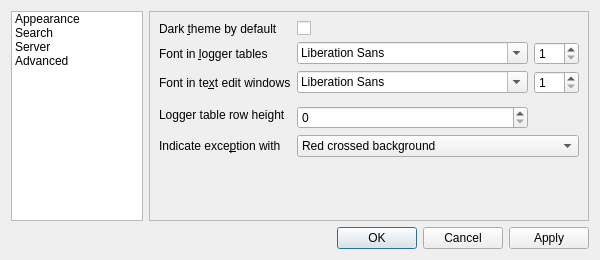
Above: cutelog/resources/ui/settings_dialog.ui from busimus/cutelog before the change. Below: the same form after it.
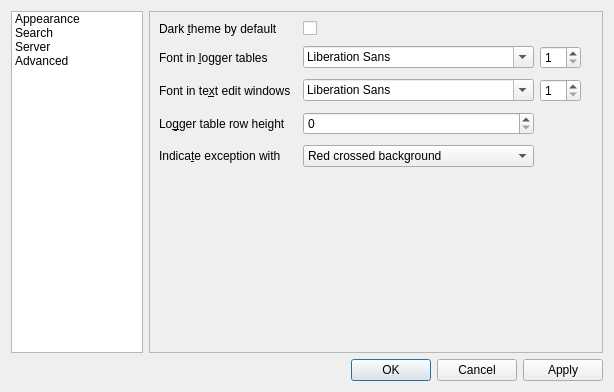
That is the form after the change.

Commit message: Header presets, custom columns, other stuff

What changed in the file:
```diff
--- a/cutelog/resources/ui/settings_dialog.ui
+++ b/cutelog/resources/ui/settings_dialog.ui
@@ -6,8 +6,8 @@
    <rect>
     <x>0</x>
     <y>0</y>
-    <width>600</width>
-    <height>260</height>
+    <width>614</width>
+    <height>392</height>
    </rect>
   </property>
   <property name="windowTitle">
@@ -73,53 +73,40 @@
      </property>
      <widget class="QWidget" name="pageAppearance">
       <layout class="QGridLayout" name="gridLayout">
-       <item row="2" column="4" colspan="2">
-        <widget class="QSpinBox" name="loggerTableFontSize">
+       <property name="verticalSpacing">
+        <number>10</number>
+       </property>
+       <item row="5" column="0">
+        <widget class="QLabel" name="label_4">
+         <property name="text">
+          <string>Lo&amp;gger table row height</string>
+         </property>
+         <property name="buddy">
+          <cstring>loggerTableRowHeight</cstring>
+         </property>
+        </widget>
+       </item>
+       <item row="2" column="2">
+        <widget class="QFontComboBox" name="loggerTableFont">
          <property name="sizePolicy">
           <sizepolicy hsizetype="Expanding" vsizetype="Fixed">
-           <horstretch>1</horstretch>
+           <horstretch>5</horstretch>
            <verstretch>0</verstretch>
           </sizepolicy>
          </property>
-         <property name="minimum">
-          <number>1</number>
-         </property>
         </widget>
        </item>
-       <item row="4" column="0" colspan="3">
-        <widget class="QLabel" name="label_10">
-         <property name="text">
-          <string>Font in te&amp;xt edit windows</string>
-         </property>
-         <property name="buddy">
-          <cstring>textViewFont</cstring>
-         </property>
-        </widget>
-       </item>
-       <item row="8" column="0" colspan="6">
-        <spacer name="verticalSpacer">
-         <property name="orientation">
-          <enum>Qt::Vertical</enum>
-         </property>
-         <property name="sizeHint" stdset="0">
-          <size>
-           <width>0</width>
-           <height>0</height>
-          </size>
-         </property>
-        </spacer>
-       </item>
-       <item row="7" column="0" colspan="3">
+       <item row="6" column="0">
         <widget class="QLabel" name="label_16">
          <property name="text">
-          <string>Indicate exce&amp;ption with</string>
+          <string>Indica&amp;te exception with</string>
          </property>
          <property name="buddy">
           <cstring>excIndicationComboBox</cstring>
          </property>
         </widget>
        </item>
-       <item row="7" column="3" colspan="3">
+       <item row="6" column="2">
         <widget class="QComboBox" name="excIndicationComboBox">
          <property name="sizePolicy">
           <sizepolicy hsizetype="Expanding" vsizetype="Fixed">
@@ -144,17 +131,30 @@
          </item>
         </widget>
        </item>
-       <item row="6" column="3">
-        <widget class="QSpinBox" name="loggerTableRowHeight">
-         <property name="sizePolicy">
-          <sizepolicy hsizetype="Expanding" vsizetype="Fixed">
-           <horstretch>0</horstretch>
-           <verstretch>0</verstretch>
-          </sizepolicy>
+       <item row="12" column="0" colspan="6">
+        <spacer name="verticalSpacer">
+         <property name="orientation">
+          <enum>Qt::Vertical</enum>
+         </property>
+         <property name="sizeHint" stdset="0">
+          <size>
+           <width>0</width>
+           <height>0</height>
+          </size>
+         </property>
+        </spacer>
+       </item>
+       <item row="4" column="0">
+        <widget class="QLabel" name="label_10">
+         <property name="text">
+          <string>Font in te&amp;xt edit windows</string>
+         </property>
+         <property name="buddy">
+          <cstring>textViewFont</cstring>
          </property>
         </widget>
        </item>
-       <item row="4" column="3">
+       <item row="4" column="2">
         <widget class="QFontComboBox" name="textViewFont">
          <property name="sizePolicy">
           <sizepolicy hsizetype="Expanding" vsizetype="Fixed">
@@ -164,30 +164,27 @@
          </property>
         </widget>
        </item>
-       <item row="4" column="4" colspan="2">
-        <widget class="QSpinBox" name="textViewFontSize">
-         <property name="sizePolicy">
-          <sizepolicy hsizetype="Expanding" vsizetype="Fixed">
-           <horstretch>1</horstretch>
-           <verstretch>0</verstretch>
-          </sizepolicy>
+       <item row="2" column="0">
+        <widget class="QLabel" name="label_9">
+         <property name="text">
+          <string>Font in &amp;logger tables</string>
          </property>
-         <property name="minimum">
-          <number>1</number>
+         <property name="buddy">
+          <cstring>loggerTableFont</cstring>
          </property>
         </widget>
        </item>
-       <item row="2" column="3">
-        <widget class="QFontComboBox" name="loggerTableFont">
+       <item row="5" column="2">
+        <widget class="QSpinBox" name="loggerTableRowHeight">
          <property name="sizePolicy">
           <sizepolicy hsizetype="Expanding" vsizetype="Fixed">
-           <horstretch>5</horstretch>
+           <horstretch>0</horstretch>
            <verstretch>0</verstretch>
           </sizepolicy>
          </property>
         </widget>
        </item>
-       <item row="0" column="3">
+       <item row="0" column="2">
         <widget class="QCheckBox" name="darkThemeDefaultCheckBox">
          <property name="sizePolicy">
           <sizepolicy hsizetype="Expanding" vsizetype="Fixed">
@@ -210,23 +207,29 @@
          </property>
         </widget>
        </item>
-       <item row="5" column="0" rowspan="2" colspan="3">
-        <widget class="QLabel" name="label_4">
-         <property name="text">
-          <string>Logger table row height</string>
+       <item row="2" column="3">
+        <widget class="QSpinBox" name="loggerTableFontSize">
+         <property name="sizePolicy">
+          <sizepolicy hsizetype="Expanding" vsizetype="Fixed">
+           <horstretch>1</horstretch>
+           <verstretch>0</verstretch>
+          </sizepolicy>
          </property>
-         <property name="buddy">
-          <cstring>loggerTableRowHeight</cstring>
+         <property name="minimum">
+          <number>1</number>
          </property>
         </widget>
        </item>
-       <item row="2" column="0" colspan="3">
-        <widget class="QLabel" name="label_9">
-         <property name="text">
-          <string>Font in &amp;logger tables</string>
+       <item row="4" column="3">
+        <widget class="QSpinBox" name="textViewFontSize">
+         <property name="sizePolicy">
+          <sizepolicy hsizetype="Expanding" vsizetype="Fixed">
+           <horstretch>1</horstretch>
+           <verstretch>0</verstretch>
+          </sizepolicy>
          </property>
-         <property name="buddy">
-          <cstring>loggerTableFont</cstring>
+         <property name="minimum">
+          <number>1</number>
          </property>
         </widget>
        </item>
```
Left out of the diff: 22 changed lines with no effect on the pictures. The commit also changes 8 other files.
